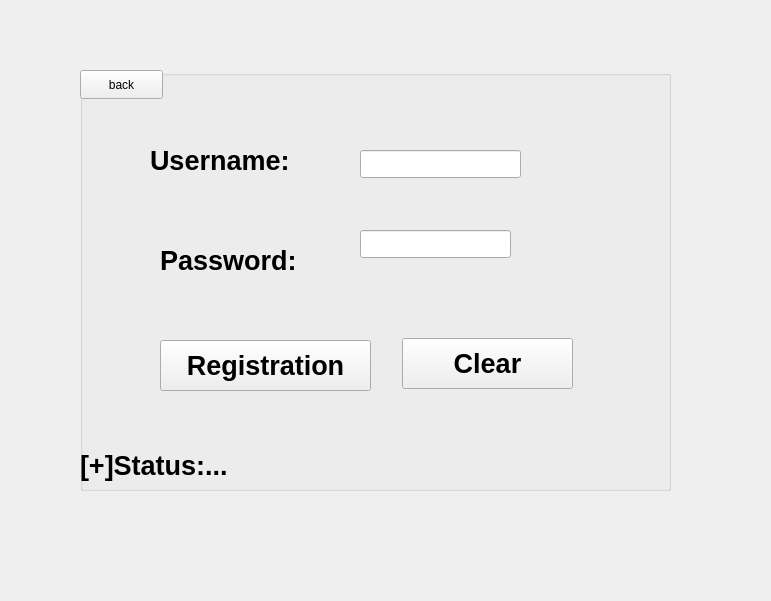
Before: the Qt Designer form registration.ui in Serejiy/BitExchnage, drawn with Qt 5.
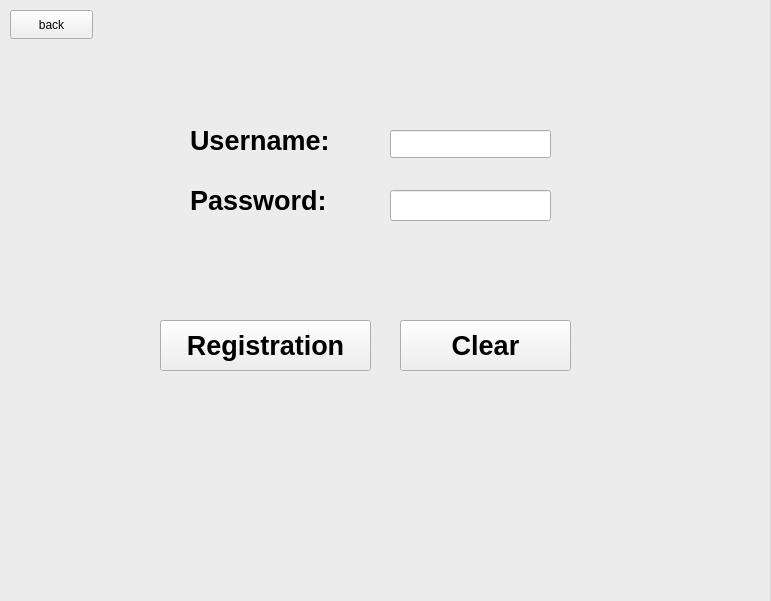
After: the same form once the commit is applied.

Diff of the .ui file:
```diff
--- a/registration.ui
+++ b/registration.ui
@@ -16,10 +16,10 @@
   <widget class="QGroupBox" name="groupBox">
    <property name="geometry">
     <rect>
-     <x>80</x>
-     <y>70</y>
-     <width>591</width>
-     <height>421</height>
+     <x>-10</x>
+     <y>-10</y>
+     <width>781</width>
+     <height>621</height>
     </rect>
    </property>
    <property name="title">
@@ -28,8 +28,8 @@
    <widget class="QLabel" name="label">
     <property name="geometry">
      <rect>
-      <x>70</x>
-      <y>70</y>
+      <x>200</x>
+      <y>130</y>
       <width>171</width>
       <height>41</height>
      </rect>
@@ -47,8 +47,8 @@
    <widget class="QLabel" name="label_2">
     <property name="geometry">
      <rect>
-      <x>80</x>
-      <y>170</y>
+      <x>200</x>
+      <y>190</y>
       <width>161</width>
       <height>41</height>
      </rect>
@@ -66,8 +66,8 @@
    <widget class="QLineEdit" name="txtUser">
     <property name="geometry">
      <rect>
-      <x>280</x>
-      <y>80</y>
+      <x>400</x>
+      <y>140</y>
       <width>161</width>
       <height>28</height>
      </rect>
@@ -76,18 +76,18 @@
    <widget class="QLineEdit" name="txtPass">
     <property name="geometry">
      <rect>
-      <x>280</x>
-      <y>160</y>
-      <width>151</width>
-      <height>28</height>
+      <x>400</x>
+      <y>200</y>
+      <width>161</width>
+      <height>31</height>
      </rect>
     </property>
    </widget>
    <widget class="QPushButton" name="regButton">
     <property name="geometry">
      <rect>
-      <x>80</x>
-      <y>270</y>
+      <x>170</x>
+      <y>330</y>
       <width>211</width>
       <height>51</height>
      </rect>
@@ -105,8 +105,8 @@
    <widget class="QPushButton" name="backButton">
     <property name="geometry">
      <rect>
-      <x>0</x>
-      <y>0</y>
+      <x>20</x>
+      <y>20</y>
       <width>83</width>
       <height>29</height>
      </rect>
@@ -115,30 +115,11 @@
      <string>back</string>
     </property>
    </widget>
-   <widget class="QLabel" name="label_3">
-    <property name="geometry">
-     <rect>
-      <x>0</x>
-      <y>370</y>
-      <width>431</width>
-      <height>51</height>
-     </rect>
-    </property>
-    <property name="font">
-     <font>
-      <pointsize>20</pointsize>
-      <bold>true</bold>
-     </font>
-    </property>
-    <property name="text">
-     <string>[+]Status:...</string>
-    </property>
-   </widget>
    <widget class="QPushButton" name="clearButton">
     <property name="geometry">
      <rect>
-      <x>322</x>
-      <y>268</y>
+      <x>410</x>
+      <y>330</y>
       <width>171</width>
       <height>51</height>
      </rect>
```
